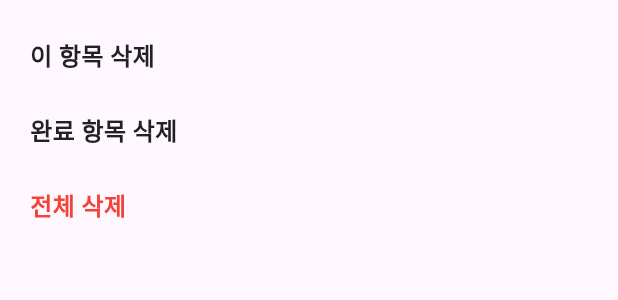
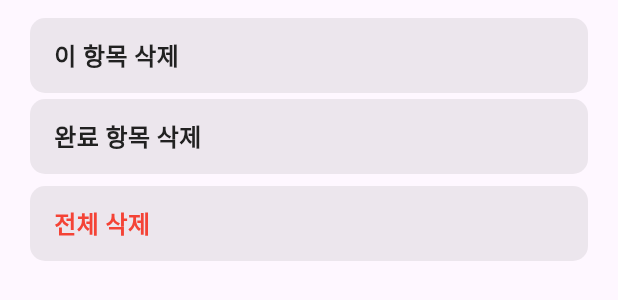
Before and after one commit to cheng80/hivetodo, a Flutter app: the TodoDeleteSheet widget shown alone on an empty page, opened directly with empty values, on a phone screen of 412 x 824 dp. Shown: the top 300 px of the screen. Run offline on Flutter 3.47's test engine with Material 3 defaults, Android fonts, the phone set to English and light mode, and no system bars; our stand-ins replace flutter_colorpicker, flutter_riverpod, get_storage, hive_flutter; accounts and stored records are empty.

Commit message:
Soft UI 시각 개선 및 Todo 카드 레이아웃 조정
- 1번: Todo 카드 배경(cardBackground) + 그림자 강화
- 2번: 삭제 바텀시트 버튼 둥근 모서리·연한 배경 적용
- 3번: 필터 칩에 부드러운 boxShadow 추가
- 4번: 바텀시트 상단 라운드(shape) 적용
- Todo 카드 간격 축소 (listItemMarginTop/Bottom)
- 드래그 핸들 영역 확대(56px), 세로 전체 터치, 아이콘 중앙 정렬
- 체크박스·태그 색상원 세로 중앙 정렬

Co-authored-by: Cursor <cursoragent@cursor.com>

```diff
--- a/lib/theme/config_ui.dart
+++ b/lib/theme/config_ui.dart
@@ -58,8 +58,8 @@ class ConfigUI {
   /// 리스트 아이템 좌측 여백 (홈 리스트)
   static const double listItemMarginLeft = 20.0;
   static const double listItemMarginRight = 8.0;
-  static const double listItemMarginTop = 12.0;
-  static const double listItemMarginBottom = 22.0;
+  static const double listItemMarginTop = 6.0;
+  static const double listItemMarginBottom = 10.0;
   /// 시트/다이얼로그 내부 좌우
   static const double sheetPaddingH = 20.0;
   /// 시트 내 버튼 행 높이 (minTouchTarget 이상)
--- a/lib/view/sheets/todo_delete_sheet.dart
+++ b/lib/view/sheets/todo_delete_sheet.dart
@@ -25,81 +25,89 @@ class TodoDeleteSheet extends StatelessWidget {
 
     return SizedBox(
       width: MediaQuery.of(context).size.width,
-      height: 162 + MediaQuery.of(context).padding.bottom,
+      height: 178 + MediaQuery.of(context).padding.bottom,
       child: Column(
         crossAxisAlignment: CrossAxisAlignment.start,
         children: [
           /// [이 항목 삭제] - 해당 Todo만 삭제
-          GestureDetector(
+          _buildSheetButton(
+            context: context,
+            label: "이 항목 삭제",
+            textColor: p.textOnSheet,
+            margin: const EdgeInsets.only(
+              left: ConfigUI.sheetPaddingH,
+              right: ConfigUI.sheetPaddingH,
+              top: 12,
+            ),
             onTap: () {
               HapticFeedback.mediumImpact();
               onDeleteOne();
             },
-            child: Container(
-              margin: const EdgeInsets.only(
-                left: ConfigUI.sheetPaddingH,
-                right: ConfigUI.sheetPaddingH,
-                top: 12,
-              ),
-              alignment: Alignment.centerLeft,
-              color: Colors.transparent,
-              height: ConfigUI.sheetButtonHeight,
-              child: Text(
-                "이 항목 삭제",
-                style: TextStyle(
-                  fontWeight: FontWeight.bold,
-                  color: p.textOnSheet,
-                  fontSize: 16,
-                ),
-              ),
-            ),
           ),
 
           /// [완료 항목 삭제] - 완료된 Todo만 일괄 삭제
-          GestureDetector(
+          _buildSheetButton(
+            context: context,
+            label: "완료 항목 삭제",
+            textColor: p.textOnSheet,
+            margin: const EdgeInsets.symmetric(
+              horizontal: ConfigUI.sheetPaddingH,
+              vertical: 4,
+            ),
             onTap: () {
               HapticFeedback.mediumImpact();
               onDeleteChecked();
             },
-            child: Container(
-              margin: const EdgeInsets.symmetric(horizontal: ConfigUI.sheetPaddingH),
-              alignment: Alignment.centerLeft,
-              color: Colors.transparent,
-              height: ConfigUI.sheetButtonHeight,
-              child: Text(
-                "완료 항목 삭제",
-                style: TextStyle(
-                  fontWeight: FontWeight.bold,
-                  color: p.textOnSheet,
-                  fontSize: 16,
-                ),
-              ),
-            ),
           ),
 
           /// [전체 삭제] - 모든 Todo 삭제 (빨간색 경고)
-          GestureDetector(
+          _buildSheetButton(
+            context: context,
+            label: "전체 삭제",
+            textColor: p.accent,
+            margin: const EdgeInsets.symmetric(
+              horizontal: ConfigUI.sheetPaddingH,
+              vertical: 4,
+            ),
             onTap: () {
               HapticFeedback.mediumImpact();
               onDeleteAll();
             },
-            child: Container(
-              margin: const EdgeInsets.symmetric(horizontal: ConfigUI.sheetPaddingH),
-              alignment: Alignment.centerLeft,
-              color: Colors.transparent,
-              height: ConfigUI.sheetButtonHeight,
-              child: Text(
-                "전체 삭제",
-                style: TextStyle(
-                  fontWeight: FontWeight.bold,
-                  color: p.accent,
-                  fontSize: 16,
-                ),
-              ),
-            ),
           ),
         ],
       ),
     );
   }
 }
+
+/// 2번 Soft UI: 시트 버튼 - 둥근 모서리 + 연한 배경으로 터치 영역 표시
+Widget _buildSheetButton({
+  required BuildContext context,
+  required String label,
+  required Color textColor,
+  required EdgeInsets margin,
+  required VoidCallback onTap,
+}) {
+  final p = context.palette;
+  return GestureDetector(
+    onTap: onTap,
+    child: Container(
+      margin: margin,
+      padding: const EdgeInsets.symmetric(horizontal: 16, vertical: 12),
+      height: ConfigUI.sheetButtonHeight,
+      alignment: Alignment.centerLeft,
+      decoration: BoxDecoration(
+        color: p.textOnSheet.withValues(alpha: 0.08),
+        borderRadius: ConfigUI.buttonRadius,
+      ),
+      child: Text(
+        label,
+        style: TextStyle(
+          fontWeight: FontWeight.bold,
+          color: textColor,
+          fontSize: 16,
+        ),
+      ),
+    ),
+  );
+}
--- a/lib/view/tag_settings.dart
+++ b/lib/view/tag_settings.dart
@@ -86,6 +86,11 @@ class TagSettings extends ConsumerWidget {
       context: context,
       isScrollControlled: true,
       backgroundColor: p.sheetBackground,
+      shape: RoundedRectangleBorder(
+        borderRadius: BorderRadius.vertical(
+          top: Radius.circular(ConfigUI.radiusSheet),
+        ),
+      ),
       builder: (_) => _TagEditorSheet(tag: tag),
     );
   }
```
Also changed, not shown: lib/view/home.dart (+10 -0 lines), lib/view/home_widgets.dart (+8 -0 lines), lib/view/todo_item.dart (+40 -22 lines).
